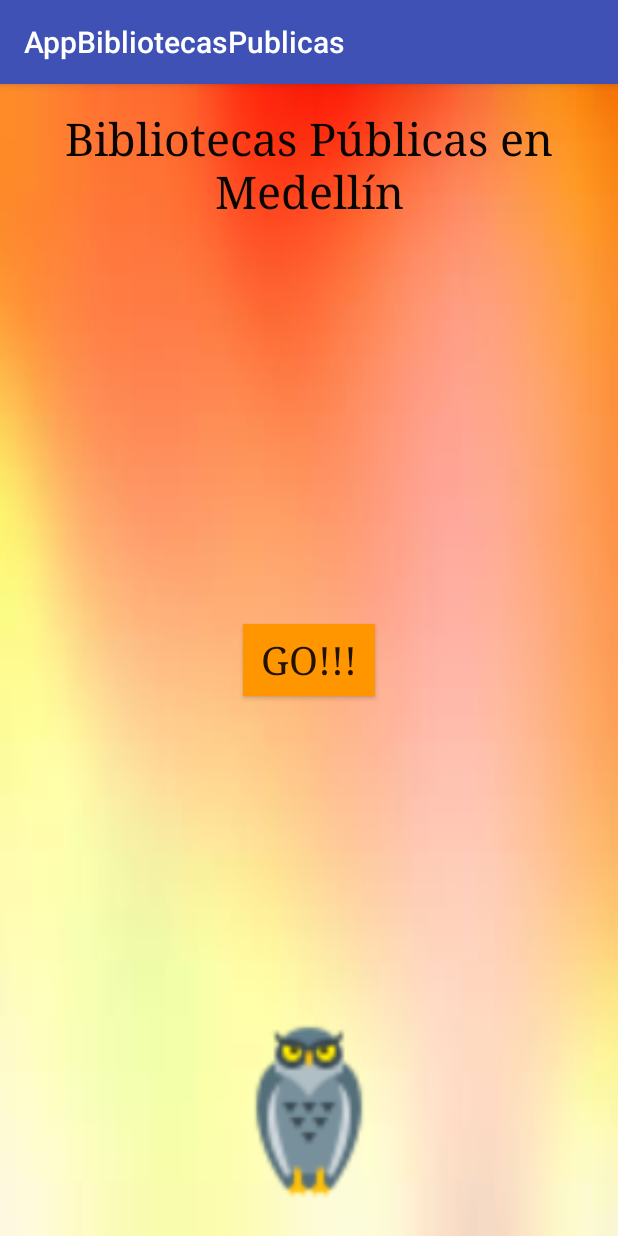
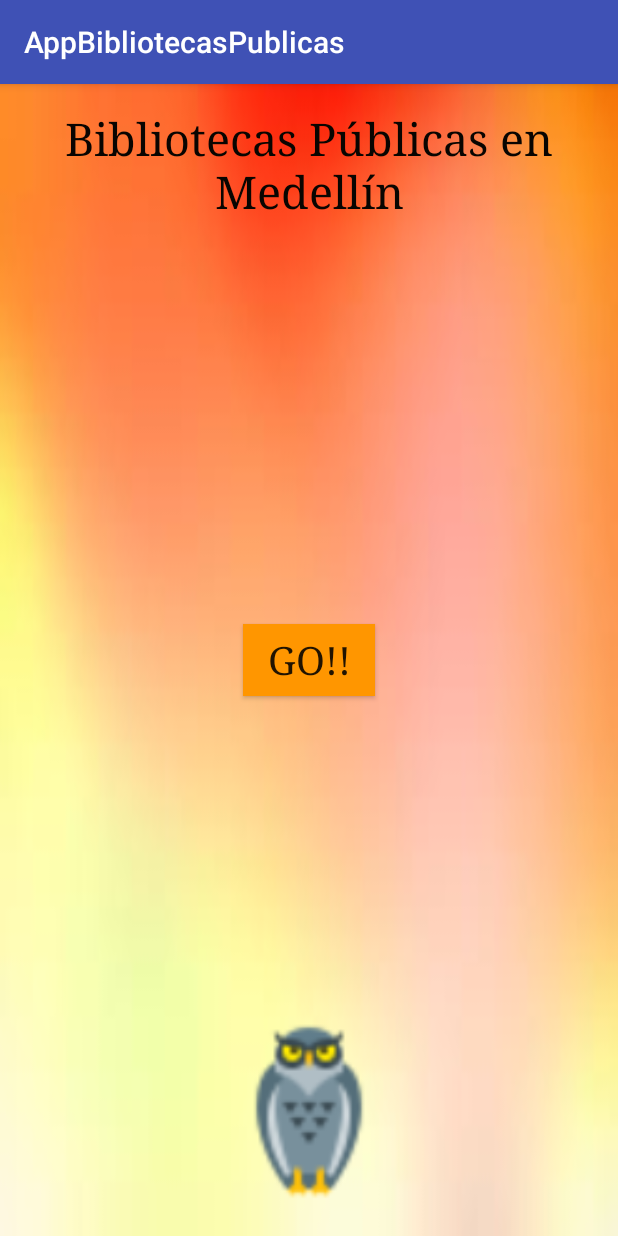
Before and after one commit to isaZuluaga/AppBibliotecasPublicas, an Android app: the screen it shows after launch (MainInterface), on a phone screen of 412 x 824 dp. Run offline under Robolectric (Android 15) with nearby library versions, the phone set to English and light mode, and no system bars.

```diff
--- a/app/src/main/res/layout/activity_main_interface.xml
+++ b/app/src/main/res/layout/activity_main_interface.xml
@@ -25,7 +25,7 @@
     <Button
         android:layout_width="wrap_content"
         android:layout_height="wrap_content"
-        android:text="GO!!!"
+        android:text="GO!!"
         android:typeface="serif"
         android:id="@+id/b_go"
         android:textSize="26dp"
```
